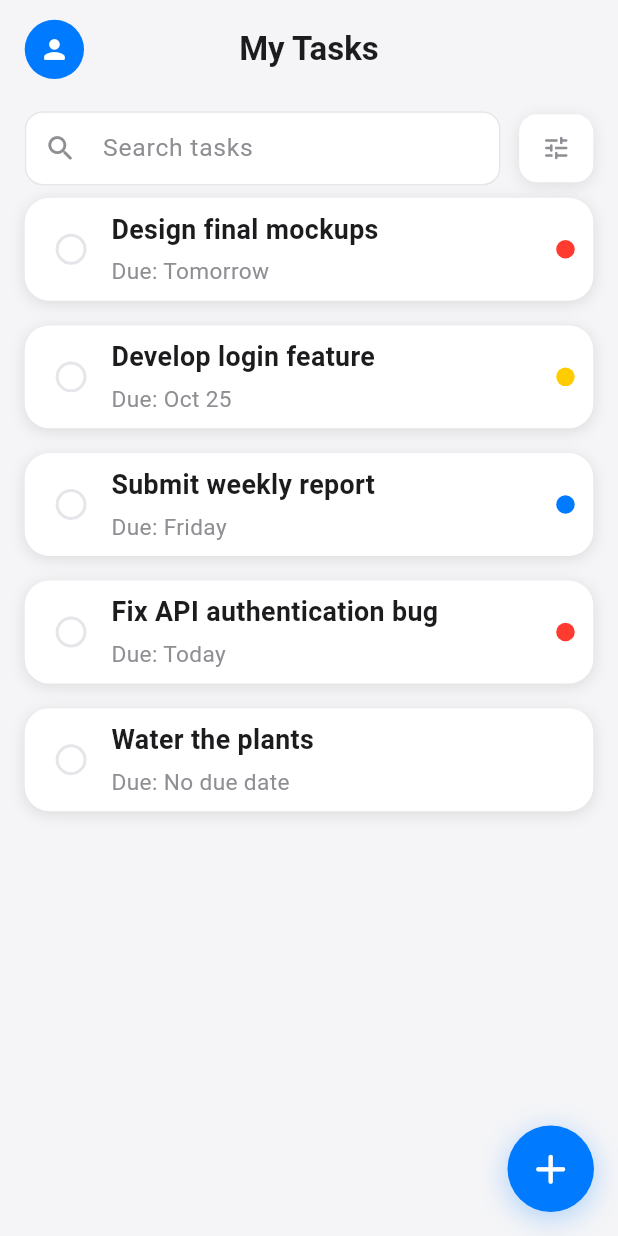
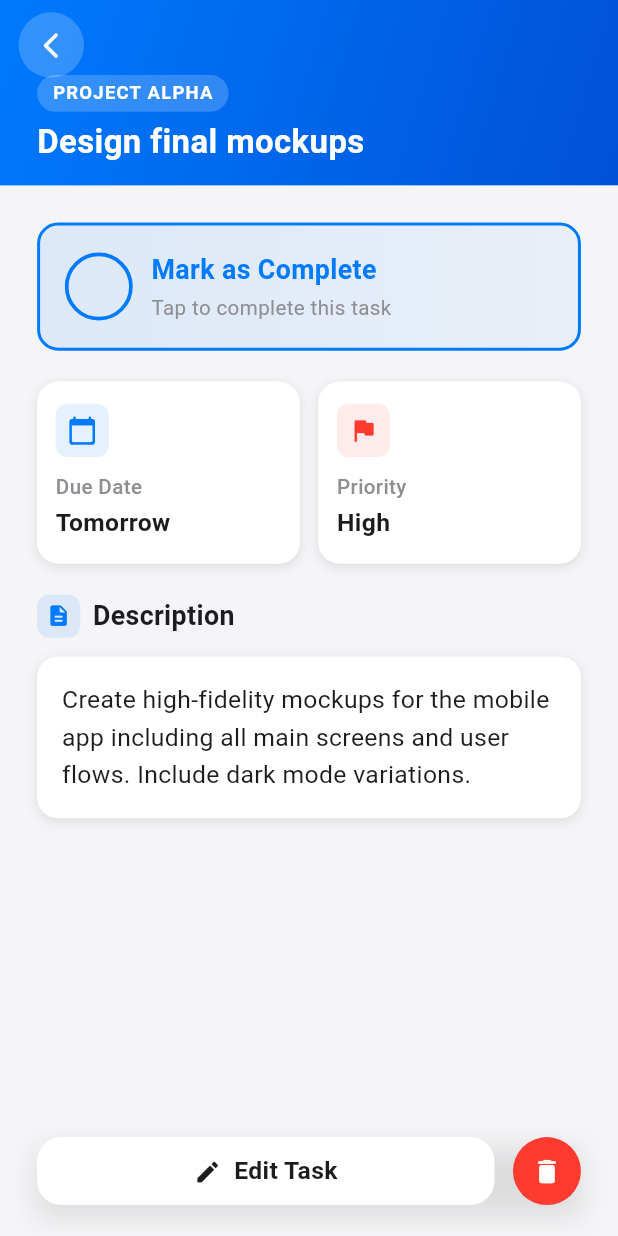
Before and after one commit to chirag640/todo-app, a Flutter app: the screen it shows after launch, after a tap on the "check" icon, after a tap on "Design final mockups", on a phone screen of 412 x 824 dp. Run offline on Flutter 3.47's test engine with Material 3 defaults, Android fonts, the phone set to English and light mode, and no system bars; our stand-ins replace connectivity_plus, dio, equatable, flutter_bloc, flutter_dotenv, flutter_secure_storage and 3 more; accounts and stored records are empty.

Commit message:
Add task details page and navigation: implement task details view with edit and delete functionality, and integrate navigation from home page.

```diff
--- a/lib/features/home/presentation/pages/home_page.dart
+++ b/lib/features/home/presentation/pages/home_page.dart
@@ -5,6 +5,7 @@ import '../widgets/task_card.dart';
 import '../widgets/filter_button.dart';
 import '../widgets/filter_bottom_sheet.dart';
 import 'new_task_page.dart';
+import 'task_details_page.dart';
 
 /// Home page - My Tasks screen
 class HomePage extends StatefulWidget {
@@ -28,24 +29,33 @@ class _HomePageState extends State<HomePage> {
       'dueDate': 'Tomorrow',
       'priority': 'high',
       'isCompleted': false,
+      'description':
+          'Create high-fidelity mockups for the mobile app including all main screens and user flows. Include dark mode variations.',
+      'category': 'Project Alpha',
     },
     {
       'title': 'Develop login feature',
       'dueDate': 'Oct 25',
       'priority': 'medium',
       'isCompleted': true,
+      'description':
+          'Implement user authentication with email and social login options. Include forgot password functionality.',
     },
     {
       'title': 'Submit weekly report',
       'dueDate': 'Friday',
       'priority': 'low',
       'isCompleted': false,
+      'description':
+          'Prepare and submit the weekly progress report to the management team.',
     },
     {
       'title': 'Fix API authentication bug',
       'dueDate': 'Today',
       'priority': 'high',
       'isCompleted': false,
+      'description':
+          'Debug and fix the token refresh issue that causes users to be logged out unexpectedly.',
     },
     {
       'title': 'Water the plants',
@@ -134,6 +144,27 @@ class _HomePageState extends State<HomePage> {
       ];
       return '${months[date.month - 1]} ${date.day}';
     }
+  }
+
+  Future<void> _navigateToTaskDetails(int index) async {
+    await Navigator.push(
+      context,
+      MaterialPageRoute(
+        builder: (context) => TaskDetailsPage(
+          task: _tasks[index],
+          onUpdate: (updatedTask) {
+            setState(() {
+              _tasks[index] = updatedTask;
+            });
+          },
+          onDelete: () {
+            setState(() {
+              _tasks.removeAt(index);
+            });
+          },
+        ),
+      ),
+    );
   }
 
   @override
@@ -249,9 +280,7 @@ class _HomePageState extends State<HomePage> {
                         priority: task['priority'],
                         isCompleted: task['isCompleted'],
                         onToggle: () => _toggleTaskComplete(index),
-                        onTap: () {
-                          // TODO: Navigate to task details
-                        },
+                        onTap: () => _navigateToTaskDetails(index),
                       ),
                     );
                   },
--- /dev/null
+++ b/lib/features/home/presentation/pages/task_details_page.dart
@@ -0,0 +1,575 @@
+import 'package:flutter/material.dart';
+import 'package:sizer/sizer.dart';
+import '../../../../core/theme/app_colors.dart';
+
+class TaskDetailsPage extends StatefulWidget {
+  final Map<String, dynamic> task;
+  final Function(Map<String, dynamic>) onUpdate;
+  final VoidCallback onDelete;
+
+  const TaskDetailsPage({
+    super.key,
+    required this.task,
+    required this.onUpdate,
+    required this.onDelete,
+  });
+
+  @override
+  State<TaskDetailsPage> createState() => _TaskDetailsPageState();
+}
+
+class _TaskDetailsPageState extends State<TaskDetailsPage> {
+  late bool _isCompleted;
+
+  @override
+  void initState() {
+    super.initState();
+    _isCompleted = widget.task['isCompleted'] ?? false;
+  }
+
+  void _toggleCompletion() {
+    setState(() {
+      _isCompleted = !_isCompleted;
+      widget.task['isCompleted'] = _isCompleted;
+      widget.onUpdate(widget.task);
+    });
+  }
+
+  void _showDeleteConfirmation() {
+    showDialog(
+      context: context,
+      builder: (context) => AlertDialog(
+        shape: RoundedRectangleBorder(
+          borderRadius: BorderRadius.circular(16),
+        ),
+        title: Text(
+          'Delete Task',
+          style: TextStyle(
+            fontSize: 18.sp,
+            fontWeight: FontWeight.w600,
+            color: AppColors.textPrimary,
+          ),
+        ),
+        content: Text(
+          'Are you sure you want to delete this task?',
+          style: TextStyle(
+            fontSize: 14.sp,
+            color: AppColors.textSecondary,
+          ),
+        ),
+        actions: [
+          TextButton(
+            onPressed: () => Navigator.pop(context),
+            child: Text(
+              'Cancel',
+              style: TextStyle(
+                fontSize: 14.sp,
+                fontWeight: FontWeight.w600,
+                color: AppColors.textSecondary,
+              ),
+            ),
+          ),
+          TextButton(
+            onPressed: () {
+              Navigator.pop(context); // Close dialog
+              Navigator.pop(context); // Go back to home
+              widget.onDelete();
+            },
+            child: Text(
+              'Delete',
+              style: TextStyle(
+                fontSize: 14.sp,
+                fontWeight: FontWeight.w600,
+                color: AppColors.error,
+              ),
+            ),
+          ),
+        ],
+      ),
+    );
+  }
+
+  Color _getPriorityColor() {
+    switch (widget.task['priority']) {
+      case 'high':
+        return AppColors.priorityHigh;
+      case 'medium':
+        return AppColors.priorityMedium;
+      case 'low':
+        return AppColors.priorityLow;
+      default:
+        return AppColors.textSecondary;
+    }
+  }
+
+  String _getPriorityText() {
+    switch (widget.task['priority']) {
+      case 'high':
+        return 'High';
+      case 'medium':
+        return 'Medium';
+      case 'low':
+        return 'Low';
+      default:
+        return 'None';
+    }
+  }
+
+  @override
+  Widget build(BuildContext context) {
+    return Scaffold(
+      backgroundColor: AppColors.background,
+      body: SafeArea(
+        child: Stack(
+          children: [
+            // Main Content
+            CustomScrollView(
+              slivers: [
+                // Custom App Bar with Hero Effect
+                SliverAppBar(
+                  expandedHeight: 15.h,
+                  floating: false,
+                  pinned: true,
+                  backgroundColor: AppColors.primary,
+                  leading: Container(
+                    margin: EdgeInsets.only(left: 3.w, top: 0.5.h),
+                    decoration: BoxDecoration(
+                      color: Colors.white.withOpacity(0.2),
+                      shape: BoxShape.circle,
+                    ),
+                    child: IconButton(
+                      icon: Icon(
+                        Icons.arrow_back_ios_rounded,
+                        color: AppColors.white,
+                        size: 5.w,
+                      ),
+                      onPressed: () => Navigator.pop(context),
+                      padding: EdgeInsets.zero,
+                    ),
+                  ),
+                  flexibleSpace: FlexibleSpaceBar(
+                    background: Container(
+                      decoration: BoxDecoration(
+                        gradient: LinearGradient(
+                          begin: Alignment.topLeft,
+                          end: Alignment.bottomRight,
+                          colors: [
+                            AppColors.primary,
+                            AppColors.primaryDark,
+                          ],
+                        ),
+                      ),
+                      child: SafeArea(
+                        child: Padding(
+                          padding: EdgeInsets.fromLTRB(6.w, 6.h, 6.w, 2.h),
+                          child: Column(
+                            crossAxisAlignment: CrossAxisAlignment.start,
+                            mainAxisAlignment: MainAxisAlignment.end,
+                            children: [
+                              if (widget.task['category'] != null)
+                                Container(
+                                  padding: EdgeInsets.symmetric(
+                                    horizontal: 2.5.w,
+                                    vertical: 0.4.h,
+                                  ),
+                                  decoration: BoxDecoration(
+                                    color: Colors.white.withOpacity(0.2),
+                                    borderRadius: BorderRadius.circular(20),
+                                  ),
+                                  child: Text(
+                                    widget.task['category']
+                                        .toString()
+                                        .toUpperCase(),
+                                    style: TextStyle(
+                                      fontSize: 9.sp,
+                                      fontWeight: FontWeight.w600,
+                                      color: AppColors.white,
+                                      letterSpacing: 0.8,
+                                    ),
+                                    maxLines: 1,
+                                    overflow: TextOverflow.ellipsis,
+                                  ),
+                                ),
+                              SizedBox(height: 0.8.h),
+                              Text(
+                                widget.task['title'] ?? '',
+                                style: TextStyle(
+                                  fontSize: 16.sp,
+                                  fontWeight: FontWeight.bold,
+                                  color: AppColors.white,
+                                  height: 1.2,
+                                ),
+                                maxLines: 2,
+                                overflow: TextOverflow.ellipsis,
+                              ),
+                            ],
+                          ),
+                        ),
+                      ),
+                    ),
+                  ),
+                ),
+
+                // Content
+                SliverToBoxAdapter(
+                  child: Padding(
+                    padding: EdgeInsets.all(6.w),
+                    child: Column(
+                      crossAxisAlignment: CrossAxisAlignment.start,
+                      children: [
+                        // Status Card with Animation
+                        Container(
+                          width: double.infinity,
+                          padding: EdgeInsets.symmetric(
+                            horizontal: 4.w,
+                            vertical: 2.h,
+                          ),
+                          decoration: BoxDecoration(
+                            gradient: LinearGradient(
+                              colors: _isCompleted
+                                  ? [
+                                      AppColors.completed.withOpacity(0.1),
+                                      AppColors.completed.withOpacity(0.05),
+                                    ]
+                                  : [
+                                      AppColors.primary.withOpacity(0.1),
+                                      AppColors.primary.withOpacity(0.05),
+                                    ],
+                            ),
+                            borderRadius: BorderRadius.circular(14),
+                            border: Border.all(
+                              color: _isCompleted
+                                  ? AppColors.completed
+                                  : AppColors.primary,
+                              width: 2,
+                            ),
+                          ),
+                          child: Row(
+                            children: [
+                              GestureDetector(
+                                onTap: _toggleCompletion,
+                                child: AnimatedContainer(
+                                  duration: const Duration(milliseconds: 300),
+                                  width: 11.w,
+                                  height: 11.w,
+                                  decoration: BoxDecoration(
+                                    color: _isCompleted
+                                        ? AppColors.completed
+                                        : Colors.transparent,
+                                    shape: BoxShape.circle,
+                                    border: Border.all(
+                                      color: _isCompleted
+                                          ? AppColors.completed
+                                          : AppColors.primary,
+                                      width: 2.5,
+                                    ),
+                                  ),
+                                  child: _isCompleted
+                                      ? Icon(
+                                          Icons.check_rounded,
+                                          color: AppColors.white,
+                                          size: 6.w,
+                                        )
+                                      : null,
+                                ),
+                              ),
+                              SizedBox(width: 3.w),
+                              Expanded(
+                                child: Column(
+                                  crossAxisAlignment: CrossAxisAlignment.start,
+                                  mainAxisSize: MainAxisSize.min,
+                                  children: [
+                                    Text(
+                                      _isCompleted
+                                          ? 'Completed ✨'
+                                          : 'Mark as Complete',
+                                      style: TextStyle(
+                                        fontSize: 13.sp,
+                                        fontWeight: FontWeight.bold,
+                                        color: _isCompleted
+                                            ? AppColors.completed
+                                            : AppColors.primary,
+                                      ),
+                                      maxLines: 1,
+                                      overflow: TextOverflow.ellipsis,
+                                    ),
+                                    SizedBox(height: 0.3.h),
+                                    Text(
+                                      _isCompleted
+                                          ? 'Great job! Task finished'
+                                          : 'Tap to complete this task',
+                                      style: TextStyle(
+                                        fontSize: 10.sp,
+                                        color: AppColors.textSecondary,
+                                      ),
+                                      maxLines: 1,
+                                      overflow: TextOverflow.ellipsis,
+                                    ),
+                                  ],
+                                ),
+                              ),
+                            ],
+                          ),
+                        ),
+
+                        SizedBox(height: 2.5.h),
+
+                        // Info Cards Grid
+                        Row(
+                          children: [
+                            Expanded(
+                              child: _buildInfoCard(
+                                icon: Icons.calendar_today_rounded,
+                                label: 'Due Date',
+                                value: widget.task['dueDate'] ?? 'No date',
+                                color: AppColors.primary,
+                              ),
+                            ),
+                            SizedBox(width: 3.w),
+                            Expanded(
+                              child: _buildInfoCard(
+                                icon: Icons.flag_rounded,
+                                label: 'Priority',
+                                value: _getPriorityText(),
+                                color: _getPriorityColor(),
+                              ),
+                            ),
+                          ],
+                        ),
+
+                        // Description Section
+                        if (widget.task['description'] != null &&
+                            widget.task['description']
+                                .toString()
+                                .isNotEmpty) ...[
+                          SizedBox(height: 2.5.h),
+                          Row(
+                            children: [
+                              Container(
+                                padding: EdgeInsets.all(1.5.w),
+                                decoration: BoxDecoration(
+                                  color: AppColors.primary.withOpacity(0.1),
+                                  borderRadius: BorderRadius.circular(8),
+                                ),
+                                child: Icon(
+                                  Icons.description_rounded,
+                                  color: AppColors.primary,
+                                  size: 4.w,
+                                ),
+                              ),
+                              SizedBox(width: 2.w),
+                              Flexible(
+                                child: Text(
+                                  'Description',
+                                  style: TextStyle(
+                                    fontSize: 13.sp,
+                                    fontWeight: FontWeight.bold,
+                                    color: AppColors.textPrimary,
+                                  ),
+                                  maxLines: 1,
+                                  overflow: TextOverflow.ellipsis,
+                                ),
+                              ),
+                            ],
+                          ),
+                          SizedBox(height: 1.5.h),
+                          Container(
+                            width: double.infinity,
+                            constraints: BoxConstraints(
+                              minHeight: 8.h,
+                              maxHeight: 30.h,
+                            ),
+                            padding: EdgeInsets.symmetric(
+                              horizontal: 4.w,
+                              vertical: 2.h,
+                            ),
+                            decoration: BoxDecoration(
+                              color: AppColors.white,
+                              borderRadius: BorderRadius.circular(14),
+                              boxShadow: [
+                                BoxShadow(
+                                  color: AppColors.shadow,
+                                  blurRadius: 6,
+                                  offset: const Offset(0, 2),
+                                ),
+                              ],
+                            ),
+                            child: SingleChildScrollView(
+                              child: Text(
+                                widget.task['description'] ?? '',
+                                style: TextStyle(
+                                  fontSize: 12.sp,
+                                  color: AppColors.textPrimary,
+                                  height: 1.5,
+                                ),
+                              ),
+                            ),
+                          ),
+                        ],
+
+                        SizedBox(height: 10.h),
+                      ],
+                    ),
+                  ),
+                ),
+              ],
+            ),
+
+            // Floating Action Buttons
+            Positioned(
+              bottom: 2.5.h,
+              left: 6.w,
+              right: 6.w,
+              child: Container(
+                decoration: BoxDecoration(
+                  boxShadow: [
+                    BoxShadow(
+                      color: AppColors.shadow,
+                      blurRadius: 16,
+                      offset: const Offset(0, 8),
+                    ),
+                  ],
+                ),
+                child: Row(
+                  children: [
+                    Expanded(
+                      child: Container(
+                        height: 5.5.h,
+                        decoration: BoxDecoration(
+                          color: AppColors.white,
+                          borderRadius: BorderRadius.circular(16),
+                        ),
+                        child: Material(
+                          color: Colors.transparent,
+                          child: InkWell(
+                            onTap: () {
+                              ScaffoldMessenger.of(context).showSnackBar(
+                                SnackBar(
+                                  content:
+                                      Text('Edit functionality coming soon'),
+                                  backgroundColor: AppColors.info,
+                                  behavior: SnackBarBehavior.floating,
+                                  shape: RoundedRectangleBorder(
+                                    borderRadius: BorderRadius.circular(12),
+                                  ),
+                                ),
+                              );
+                            },
+                            borderRadius: BorderRadius.circular(16),
+                            child: Center(
+                              child: Row(
+                                mainAxisAlignment: MainAxisAlignment.center,
+                                children: [
+                                  Icon(
+                                    Icons.edit_rounded,
+                                    size: 4.5.w,
+                                    color: AppColors.textPrimary,
+                                  ),
+                                  SizedBox(width: 2.w),
+                                  Text(
+                                    'Edit Task',
+                                    style: TextStyle(
+                                      fontSize: 12.sp,
+                                      fontWeight: FontWeight.bold,
+                                      color: AppColors.textPrimary,
+                                    ),
+                                  ),
+                                ],
+                              ),
+                            ),
+                          ),
+                        ),
+                      ),
+                    ),
+                    SizedBox(width: 3.w),
+                    Container(
+                      height: 5.5.h,
+                      width: 5.5.h,
+                      decoration: BoxDecoration(
+                        color: AppColors.error,
+                        shape: BoxShape.circle,
+                      ),
+                      child: IconButton(
+                        icon: Icon(
+                          Icons.delete_rounded,
+                          color: AppColors.white,
+                          size: 5.w,
+                        ),
+                        onPressed: _showDeleteConfirmation,
+                      ),
+                    ),
+                  ],
+                ),
+              ),
+            ),
+          ],
+        ),
+      ),
+    );
+  }
+
+  Widget _buildInfoCard({
+    required IconData icon,
+    required String label,
+    required String value,
+    required Color color,
+  }) {
+    return Container(
+      padding: EdgeInsets.symmetric(
+        horizontal: 3.w,
+        vertical: 1.8.h,
+      ),
+      decoration: BoxDecoration(
+        color: AppColors.white,
+        borderRadius: BorderRadius.circular(14),
+        boxShadow: [
+          BoxShadow(
+            color: AppColors.shadow,
+            blurRadius: 6,
+            offset: const Offset(0, 2),
+          ),
+        ],
+      ),
+      child: Column(
+        crossAxisAlignment: CrossAxisAlignment.start,
+        mainAxisSize: MainAxisSize.min,
+        children: [
+          Container(
+            padding: EdgeInsets.all(1.8.w),
+            decoration: BoxDecoration(
+              color: color.withOpacity(0.1),
+              borderRadius: BorderRadius.circular(8),
+            ),
+            child: Icon(
+              icon,
+              color: color,
+              size: 5.w,
+            ),
+          ),
+          SizedBox(height: 1.2.h),
+          Text(
+            label,
+            style: TextStyle(
+              fontSize: 10.sp,
+              color: AppColors.textSecondary,
+              fontWeight: FontWeight.w500,
+            ),
+            maxLines: 1,
+            overflow: TextOverflow.ellipsis,
+          ),
+          SizedBox(height: 0.3.h),
+          Text(
+            value,
+            style: TextStyle(
+              fontSize: 12.sp,
+              fontWeight: FontWeight.bold,
+              color: AppColors.textPrimary,
+            ),
+            maxLines: 1,
+            overflow: TextOverflow.ellipsis,
+          ),
+        ],
+      ),
+    );
+  }
+}
```
